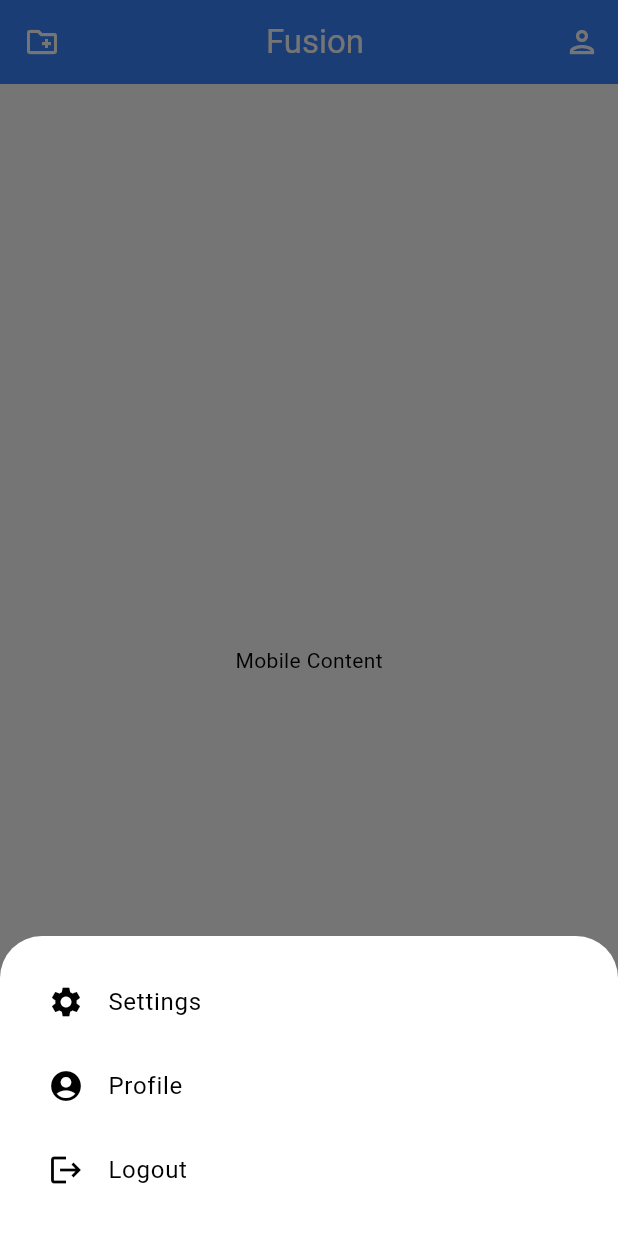
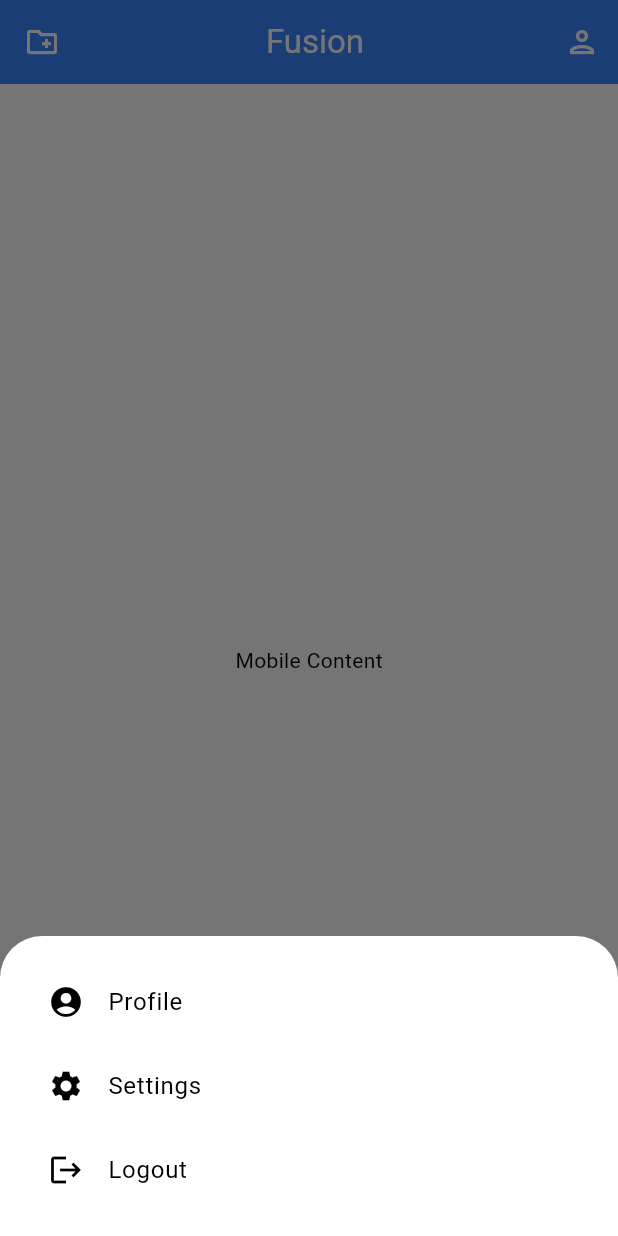
Before and after one commit to TekknoGuy/Fusion, a Flutter app: the screen it shows after launch, after a tap on the "person" icon, on a phone screen of 412 x 824 dp. Run offline on Flutter 3.47's test engine with Material 3 defaults, Android fonts, the phone set to English and light mode, and no system bars; our stand-ins replace flutter_secure_storage, shared_preferences; statements that could not run were skipped.

Commit message:
Work in progress....

```diff
--- a/lib/layouts/mobile_layout.dart
+++ b/lib/layouts/mobile_layout.dart
@@ -1,7 +1,10 @@
 import 'package:flutter/material.dart';
 import 'package:fusion/widgets/mobile/profile_menu.dart';
+import 'package:fusion/widgets/mobile/profile_menu_items.dart';
 import 'package:fusion/widgets/mobile/main_screen.dart';
-import 'package:fusion/widgets/mobile/settings_screen.dart';
+
+// import 'package:fusion/widgets/mobile/settings_screen.dart';
+// import 'package:fusion/widgets/mobile/profile_screen.dart';
 
 class MobileLayout extends StatefulWidget {
   const MobileLayout({super.key});
@@ -11,29 +14,40 @@ class MobileLayout extends StatefulWidget {
 }
 
 class _MobileLayoutState extends State<MobileLayout> {
-  int _currentIndex = 0;
+  int _currentPage = 0;
+  final PageController _pageController = PageController();
 
   void _showProfileMenu(BuildContext context) {
+    debugPrint('Showing profile menu');
     showModalBottomSheet(
       context: context,
       builder: (BuildContext context) {
-        return ProfileMenu(onSettingsTapped: () {
-          _switchToScreen(1);
-          Navigator.pop(context);
-        });
+        return ProfileMenu(
+          menuItems: menuItems,
+          onMenuItemSelected: (index) {
+            _goToPage(index);
+          },
+        );
       },
     );
   }
 
-  void _switchToScreen(int index) {
+  void _onPageChanged(int page) {
     setState(() {
-      _currentIndex = index;
+      _currentPage = page;
+    });
+  }
+
+  void _goToPage(int page) {
+    setState(() {
+      _pageController.animateToPage(page,
+          duration: const Duration(milliseconds: 300), curve: Curves.easeInOut);
     });
   }
 
   Future<bool> _onWillPop() async {
-    if (_currentIndex != 0) {
-      _switchToScreen(0);
+    if (_currentPage != 0) {
+      _goToPage(0);
       return false; // Prevents default back button behavior
     }
     return true; // Allows the default back button behavior
@@ -63,16 +77,15 @@ class _MobileLayoutState extends State<MobileLayout> {
             ),
           ],
         ),
-        body: IndexedStack(
-          index: _currentIndex,
+        body: PageView(
+          controller: _pageController,
+          onPageChanged: _onPageChanged,
+          physics: const NeverScrollableScrollPhysics(), // Prevent swipe navigation
           children: [
             const MainScreen(),
-            SettingsScreen(onBack: () {
-              _switchToScreen(0);
-            }),
+            ...menuItems.map((item) => item.widget).toList(),
           ],
-        ),
-      ),
+        ),      ),
     );
   }
 }
--- /dev/null
+++ b/lib/models/menu_item.dart
@@ -0,0 +1,13 @@
+import 'package:flutter/material.dart';
+
+class MenuItem {
+  final String name;
+  final IconData icon;
+  final Widget Function() widgetBuilder;
+
+  MenuItem({
+    required this.name,
+    required this.icon,
+    required this.widgetBuilder,
+  });
+}
--- a/lib/widgets/mobile/profile_menu.dart
+++ b/lib/widgets/mobile/profile_menu.dart
@@ -1,9 +1,15 @@
 import 'package:flutter/material.dart';
+import 'package:fusion/models/menu_item.dart';
 
 class ProfileMenu extends StatelessWidget {
-  final VoidCallback onSettingsTapped;
+  final List<MenuItem> menuItems;
+  final Function(Widget) onMenuItemSelected;
 
-  const ProfileMenu({super.key, required this.onSettingsTapped});
+  const ProfileMenu({
+    super.key,
+    required this.menuItems,
+    required this.onMenuItemSelected,
+  });
 
   @override
   Widget build(BuildContext context) {
@@ -11,34 +17,20 @@ class ProfileMenu extends StatelessWidget {
       padding: const EdgeInsets.all(16.0),
       child: Column(
         mainAxisSize: MainAxisSize.min,
-        children: <Widget>[
-          ListTile(
-            leading: const Icon(Icons.settings),
-            title: const Text('Settings'),
+        children: menuItems.map((item) {
+          return ListTile(
+            leading: Icon(item.icon),
+            title: Text(item.name),
             onTap: () {
-              debugPrint('Settings tapped');
-              Navigator.pop(context);                                           // Close the bottom sheet
-              onSettingsTapped();                                               // Trigger callback to show settings
+              debugPrint('${item.name} option tapped');
+              Navigator.pop(context);  // Close the bottom sheet
+              Future.delayed(
+                  const Duration(milliseconds: 300),
+                      () => onMenuItemSelected(item.widgetBuilder())
+              );  // Ensure state update after closing
             },
-          ),
-          ListTile(
-            leading: const Icon(Icons.account_circle),
-            title: const Text('Profile'),
-            onTap: () {
-              debugPrint('Profile tapped');
-              Navigator.pop(context);
-            },
-          ),
-          ListTile(
-            leading: const Icon(Icons.logout),
-            title: const Text('Logout'),
-            onTap: () {
-              debugPrint('Logout tapped');
-              Navigator.pop(context);
-            },
-          ),
-          // Add more ListTiles as needed
-        ],
+          );
+        }).toList(),
       ),
     );
   }
--- /dev/null
+++ b/lib/widgets/mobile/profile_menu_items.dart
@@ -0,0 +1,27 @@
+import 'package:flutter/material.dart';
+import 'package:fusion/models/menu_item.dart';
+// Screens/Widgets Attached to MenuItems
+import 'profile_screen.dart';
+import 'settings_screen.dart';
+
+final List<MenuItem> menuItems = [
+  MenuItem(
+    name: 'Profile',
+    icon: Icons.account_circle,
+    widgetBuilder: () => ProfileScreen(onBack: () {
+      // Implement the onBack behavior here if necessary
+    }),
+  ),
+  MenuItem(
+    name: 'Settings',
+    icon: Icons.settings,
+    widgetBuilder: () => SettingsScreen(onBack: () {
+      // Implement the onBack behavior here if necessary
+    }),
+  ),
+  MenuItem(
+    name: 'Logout',
+    icon: Icons.logout,
+    widgetBuilder: () => const Center(child: Text('Logout Screen')),
+  ),
+];
--- a/lib/widgets/mobile/settings_screen.dart
+++ b/lib/widgets/mobile/settings_screen.dart
@@ -12,7 +12,9 @@ class SettingsScreen extends StatelessWidget {
         ListTile(
           leading: const Icon(Icons.arrow_back),
           title: const Text('Back'),
-          onTap: onBack,
+          onTap: () {
+            onBack();
+          },
         ),
         // Add more settings options here
         const Center(
```
Also changed, not shown: lib/widgets/mobile/profile_screen.dart (added, +89 -0 lines), 1 other file.
